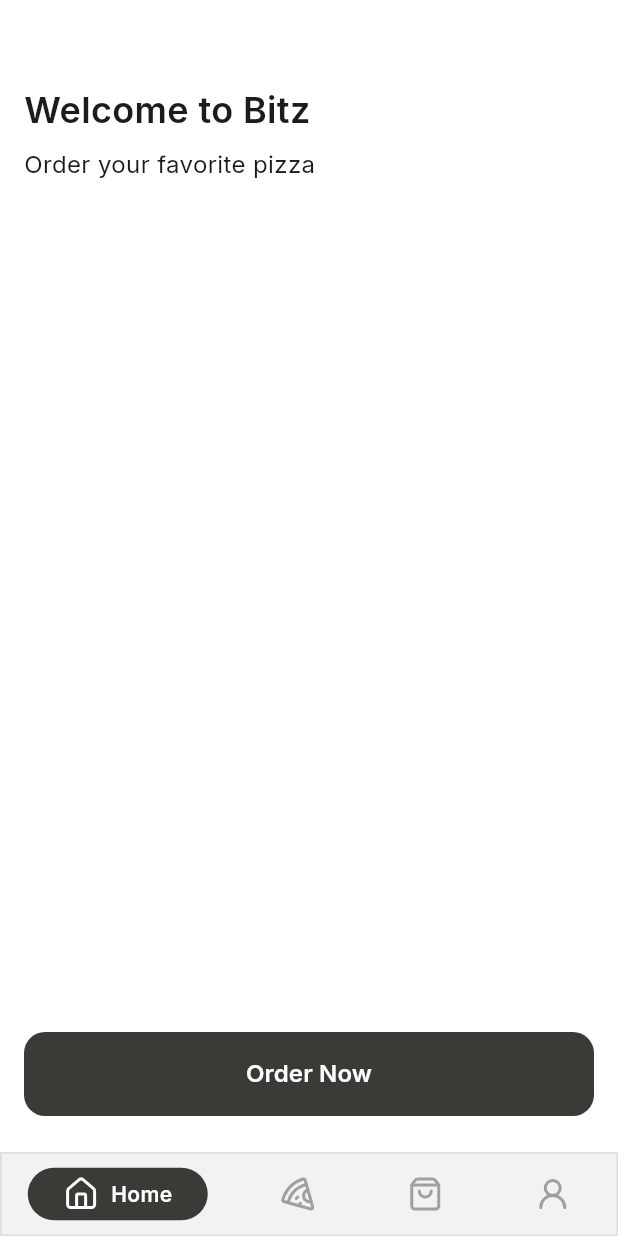
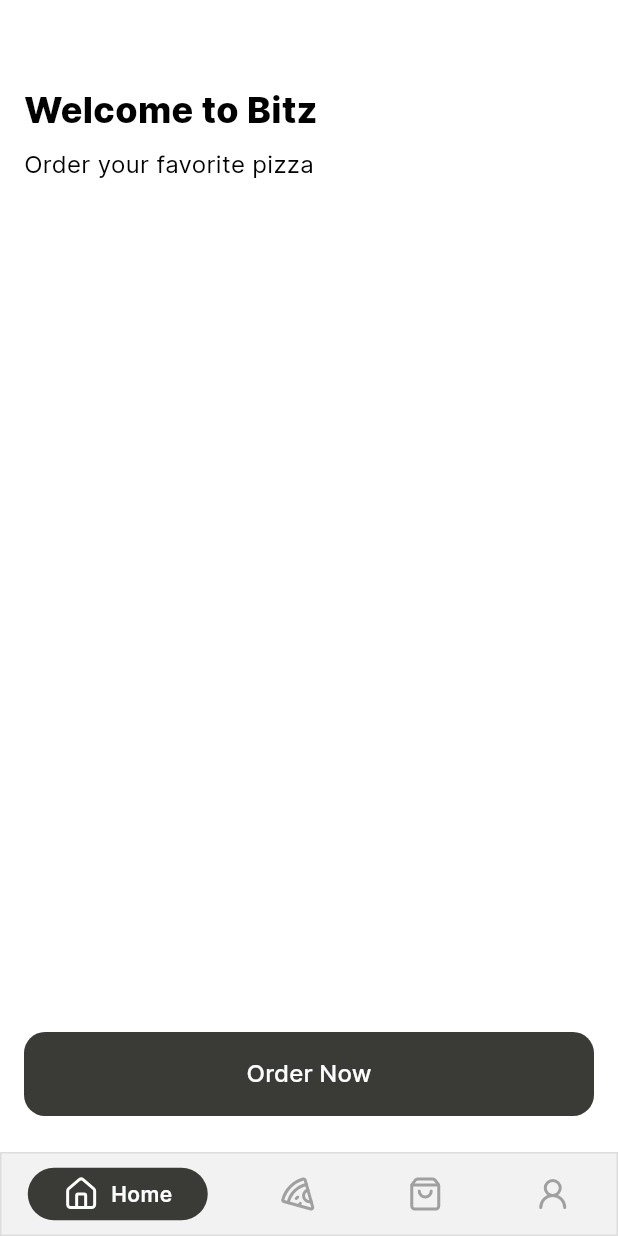
Before and after one commit to Jinlei2000/pizza-ar-flutter-2023, a Flutter app: the screen it shows after launch, on a phone screen of 412 x 824 dp. Run offline on Flutter 3.47's test engine with Material 3 defaults, Android fonts, the light colour scheme and no system bars; drawn by our look-alikes of persistent_bottom_nav_bar; our stand-ins replace flutter_svg, lucide_icons.

Commit message:
feat: add fonts local

```diff
--- a/lib/components/button.dart
+++ b/lib/components/button.dart
@@ -30,7 +30,7 @@
           style: const TextStyle(
             color: MyColors.buttonText,
             fontSize: 16,
-            fontWeight: FontWeight.w600,
+            fontWeight: FontWeight.w500,
           ),
         ),
       ),
--- a/lib/main.dart
+++ b/lib/main.dart
@@ -10,7 +10,6 @@
 import 'package:bitz/screens/tabs/profile.dart';
 import 'package:bitz/utils/colors.dart';
 import 'package:flutter/material.dart';
-import 'package:google_fonts/google_fonts.dart';
 
 void main() {
   runApp(const MyApp());
@@ -29,7 +28,17 @@
       initialRoute: '/',
       routes: _routes,
 
-      theme: _buildTheme(Brightness.light),
+      theme: _theme(),
+    );
+  }
+
+  ThemeData _theme() {
+    return ThemeData(
+      useMaterial3: true,
+      brightness: Brightness.light,
+      colorScheme: const ColorScheme.light(background: MyColors.background),
+      // set Inter as the default font
+      fontFamily: 'Inter',
     );
   }
 
@@ -46,16 +55,4 @@
       '/order/detail': (context) => const OrderDetailPage(),
     };
   }
-
-  ThemeData _buildTheme(brightness) {
-    var baseTheme = ThemeData(brightness: brightness);
-
-    return ThemeData(
-      useMaterial3: true,
-      brightness: brightness,
-      colorScheme: const ColorScheme.light(background: MyColors.background),
-      // set Inter as the default font
-      textTheme: GoogleFonts.interTextTheme(baseTheme.textTheme),
-    );
-  }
 }
--- a/lib/screens/tabs/home.dart
+++ b/lib/screens/tabs/home.dart
@@ -2,7 +2,6 @@
 import 'package:bitz/components/button.dart';
 import 'package:bitz/models/tab_navigation_model.dart';
 import 'package:flutter/material.dart';
-import 'package:google_fonts/google_fonts.dart';
 import 'package:provider/provider.dart';
 
 class HomePage extends StatelessWidget {
@@ -23,19 +22,19 @@
   Container _body() {
     return Container(
       padding: const EdgeInsets.all(16),
-      child: Column(
+      child: const Column(
         crossAxisAlignment: CrossAxisAlignment.start,
         children: [
-          const SizedBox(height: 40),
+          SizedBox(height: 40),
           Text(
             'Welcome to Bitz',
-            style: GoogleFonts.inter(
+            style: TextStyle(
               fontSize: 24,
-              fontWeight: FontWeight.w600,
+              fontWeight: FontWeight.w800,
             ),
           ),
-          const SizedBox(height: 8),
-          const Text(
+          SizedBox(height: 8),
+          Text(
             'Order your favorite pizza',
             style: TextStyle(
               fontSize: 16,
```
Also changed, not shown: pubspec.yaml (+23 -14 lines), assets/fonts/Inter-Black.ttf (added), assets/fonts/Inter-Bold.ttf (added), assets/fonts/Inter-ExtraBold.ttf (added), assets/fonts/Inter-ExtraLight.ttf (added), assets/fonts/Inter-Light.ttf (added), assets/fonts/Inter-Medium.ttf (added), assets/fonts/Inter-Regular.ttf (added), assets/fonts/Inter-SemiBold.ttf (added), assets/fonts/Inter-Thin.ttf (added), pubspec.lock, 1 other file.
